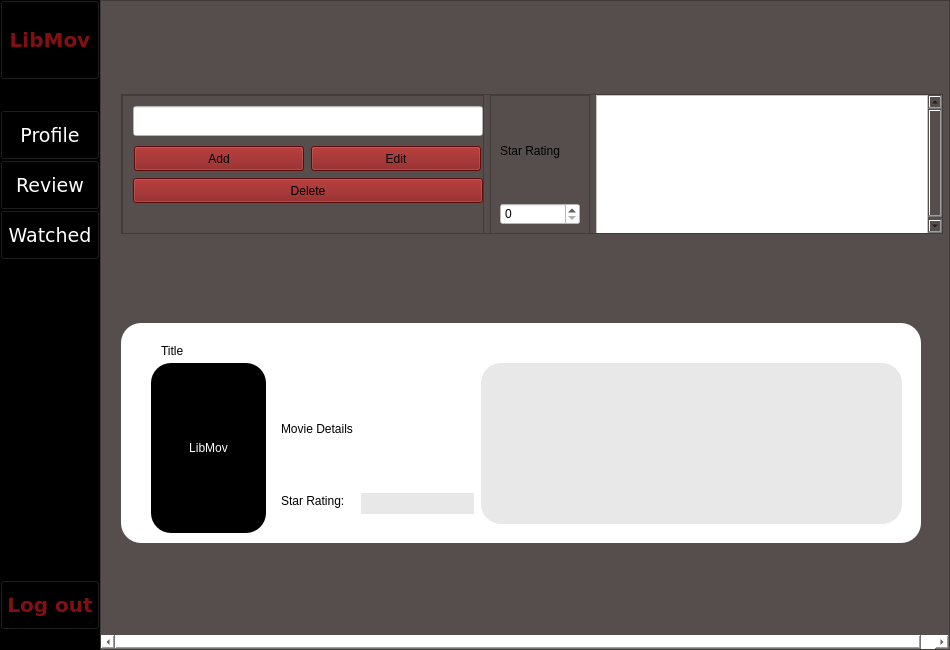
Qt form ReviewPageUi.ui (gkasita/LibMov_SEP) before a commit.
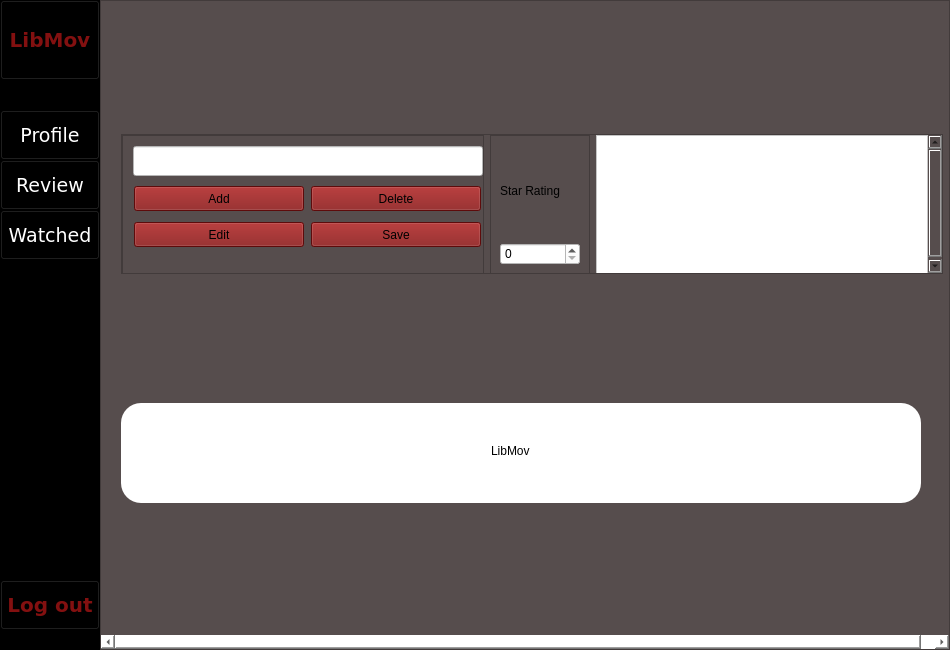
The same form after that commit.

Patch:
```diff
--- a/ReviewPageUi.ui
+++ b/ReviewPageUi.ui
@@ -419,7 +419,7 @@
                 </widget>
                </item>
                <item>
-                <widget class="QPushButton" name="editButton">
+                <widget class="QPushButton" name="deleteButton">
                  <property name="minimumSize">
                   <size>
                    <width>170</width>
@@ -436,7 +436,7 @@
                   <string notr="true">background-color: rgb(131, 16, 16);</string>
                  </property>
                  <property name="text">
-                  <string>Edit</string>
+                  <string>Delete</string>
                  </property>
                 </widget>
                </item>
@@ -444,25 +444,77 @@
              </widget>
             </item>
             <item>
-             <widget class="QPushButton" name="deleteButton">
+             <widget class="QWidget" name="widget_3" native="true">
               <property name="minimumSize">
                <size>
-                <width>0</width>
-                <height>25</height>
+                <width>350</width>
+                <height>30</height>
                </size>
               </property>
               <property name="maximumSize">
                <size>
-                <width>16777215</width>
+                <width>350</width>
                 <height>25</height>
                </size>
               </property>
-              <property name="styleSheet">
-               <string notr="true">background-color: rgb(131, 16, 16);</string>
-              </property>
-              <property name="text">
-               <string>Delete</string>
-              </property>
+              <layout class="QHBoxLayout" name="horizontalLayout_4">
+               <property name="leftMargin">
+                <number>0</number>
+               </property>
+               <property name="topMargin">
+                <number>0</number>
+               </property>
+               <property name="rightMargin">
+                <number>0</number>
+               </property>
+               <property name="bottomMargin">
+                <number>0</number>
+               </property>
+               <item>
+                <widget class="QPushButton" name="editButton">
+                 <property name="minimumSize">
+                  <size>
+                   <width>170</width>
+                   <height>25</height>
+                  </size>
+                 </property>
+                 <property name="maximumSize">
+                  <size>
+                   <width>150</width>
+                   <height>25</height>
+                  </size>
+                 </property>
+                 <property name="styleSheet">
+                  <string notr="true">background-color: rgb(131, 16, 16);</string>
+                 </property>
+                 <property name="text">
+                  <string>Edit</string>
+                 </property>
+                </widget>
+               </item>
+               <item>
+                <widget class="QPushButton" name="saveButton">
+                 <property name="minimumSize">
+                  <size>
+                   <width>170</width>
+                   <height>25</height>
+                  </size>
+                 </property>
+                 <property name="maximumSize">
+                  <size>
+                   <width>150</width>
+                   <height>25</height>
+                  </size>
+                 </property>
+                 <property name="styleSheet">
+                  <string notr="true">background-color: rgb(131, 16, 16);</string>
+                 </property>
+                 <property name="text">
+                  <string>Save</string>
+                 </property>
+                </widget>
+               </item>
+              </layout>
              </widget>
             </item>
             <item>
@@ -535,113 +587,30 @@
        <property name="minimumSize">
         <size>
          <width>800</width>
-         <height>220</height>
+         <height>100</height>
         </size>
        </property>
        <property name="maximumSize">
         <size>
          <width>800</width>
-         <height>220</height>
+         <height>100</height>
         </size>
        </property>
        <property name="styleSheet">
         <string notr="true">background-color: rgb(255, 255, 255);
 border-radius: 20px</string>
        </property>
-       <widget class="QPushButton" name="pushButton_3">
-        <property name="geometry">
-         <rect>
-          <x>30</x>
-          <y>40</y>
-          <width>115</width>
-          <height>170</height>
-         </rect>
-        </property>
-        <property name="minimumSize">
-         <size>
-          <width>115</width>
-          <height>170</height>
-         </size>
-        </property>
-        <property name="maximumSize">
-         <size>
-          <width>115</width>
-          <height>170</height>
-         </size>
-        </property>
-        <property name="styleSheet">
-         <string notr="true">background-color: rgb(0, 0, 0);
-color: rgb(255, 255, 255);</string>
-        </property>
-        <property name="text">
-         <string>LibMov</string>
-        </property>
-       </widget>
-       <widget class="QLabel" name="TitleLB">
-        <property name="geometry">
-         <rect>
-          <x>40</x>
-          <y>20</y>
-          <width>241</width>
-          <height>16</height>
-         </rect>
-        </property>
-        <property name="text">
-         <string>Title</string>
-        </property>
-       </widget>
-       <widget class="QPlainTextEdit" name="reviewArea">
-        <property name="geometry">
-         <rect>
-          <x>360</x>
-          <y>40</y>
-          <width>421</width>
-          <height>161</height>
-         </rect>
-        </property>
-        <property name="styleSheet">
-         <string notr="true">background-color: rgb(232, 232, 232);
-padding: 8px;</string>
-        </property>
-       </widget>
-       <widget class="QLabel" name="movieLB">
-        <property name="geometry">
-         <rect>
-          <x>160</x>
-          <y>50</y>
-          <width>181</width>
-          <height>111</height>
-         </rect>
-        </property>
-        <property name="text">
-         <string>Movie Details</string>
-        </property>
-       </widget>
-       <widget class="QLineEdit" name="starratingLED">
-        <property name="geometry">
-         <rect>
-          <x>240</x>
-          <y>170</y>
-          <width>113</width>
-          <height>21</height>
-         </rect>
-        </property>
-        <property name="styleSheet">
-         <string notr="true">background-color: rgb(232, 232, 232);
-padding: 8px;</string>
-        </property>
-       </widget>
        <widget class="QLabel" name="label_3">
         <property name="geometry">
          <rect>
-          <x>160</x>
-          <y>170</y>
-          <width>71</width>
+          <x>370</x>
+          <y>40</y>
+          <width>58</width>
           <height>16</height>
          </rect>
         </property>
         <property name="text">
-         <string>Star Rating:</string>
+         <string>LibMov</string>
         </property>
        </widget>
       </widget>
```
